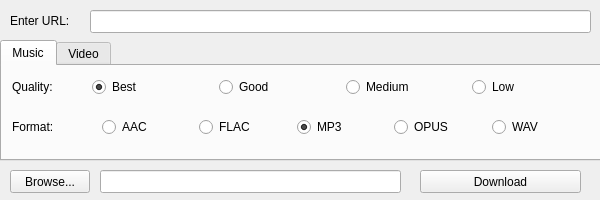
Above: src/ytdl.ui from JaGoLi/ytdl-gui before the change. Below: the same form after it.
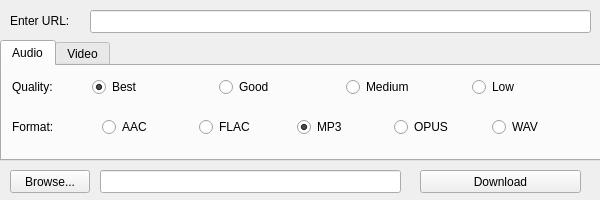
That is the form after the change.

Commit message: changed tab label to audio

What changed in the file:
```diff
--- a/src/ytdl.ui
+++ b/src/ytdl.ui
@@ -55,7 +55,7 @@
       <string>&lt;html&gt;&lt;head/&gt;&lt;body&gt;&lt;p&gt;Music&lt;/p&gt;&lt;/body&gt;&lt;/html&gt;</string>
      </property>
      <attribute name="title">
-      <string>Music</string>
+      <string>Audio</string>
      </attribute>
      <widget class="QLabel" name="labelQuality">
       <property name="geometry">
```
Left out of the diff: 2 changed lines with no effect on the pictures.
